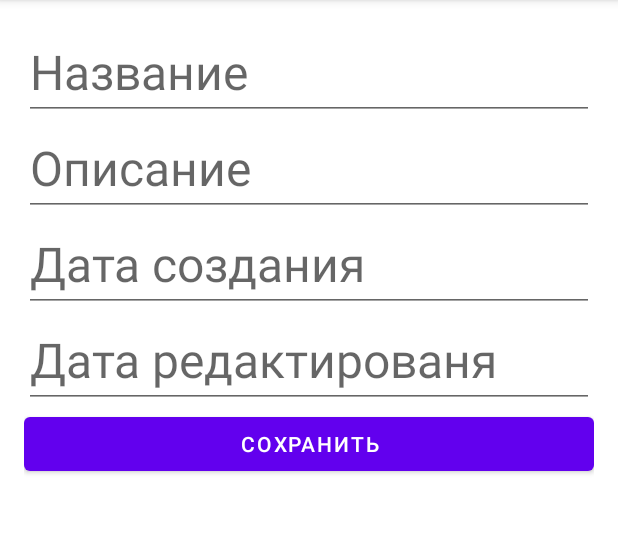
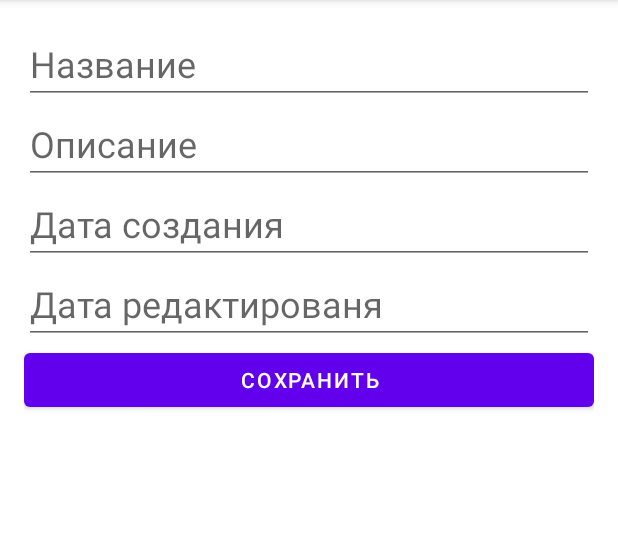
Before and after one commit to pfrost982/Notepad, an Android app: the fragment NoticeFragment placed in its activity, on a phone screen of 412 x 824 dp, the part 84-618 px from its top. Run offline under Robolectric (Android 15) with nearby library versions, the phone set to English and light mode, and no system bars.

Commit message:
Все готово

```diff
--- a/app/src/main/java/ru/gb/notepad/MainActivity.java
+++ b/app/src/main/java/ru/gb/notepad/MainActivity.java
@@ -2,35 +2,55 @@ package ru.gb.notepad;
 
 import androidx.appcompat.app.AppCompatActivity;
 
+import android.content.res.Configuration;
 import android.os.Bundle;
 
 public class MainActivity extends AppCompatActivity implements NoticeFragment.Controller, NoticeListFragment.Controller {
     private Notepad notepad;
+    private NoticeListFragment noticeListFragment;
+    private NoticeFragment noticeFragment;
 
     @Override
     protected void onCreate(Bundle savedInstanceState) {
         super.onCreate(savedInstanceState);
         setContentView(R.layout.activity_main);
         notepad = new Notepad();
-        notepad.addNotice(new Notice("111", "111"));
-        notepad.addNotice(new Notice("222", "222"));
-        notepad.addNotice(new Notice("333", "333"));
-        notepad.addNotice(new Notice("444", "444"));
-        notepad.addNotice(new Notice("555", "555"));
-
+        notepad.addNotice(new Notice("Магазин", "Купить морковку и картошку"));
+        notepad.addNotice(new Notice("Будильник", "Не забыть поставить будильник"));
+        notepad.addNotice(new Notice("Жена", "Не забыть позвонить жене"));
+        notepad.addNotice(new Notice("Ремонт", "Отремонтировать дверную ручку в детской"));
+        notepad.addNotice(new Notice("Уроки", "Дописать шестую домашнюю работу"));
+        noticeListFragment = NoticeListFragment.newInstance(notepad.getNoticeList());
         getSupportFragmentManager()
                 .beginTransaction()
-                .add(R.id.container, NoticeListFragment.newInstance(notepad.getNoticeList()))
+                .replace(R.id.container, noticeListFragment)
                 .commit();
     }
 
     @Override
     public void saveNotice(Notice notice, int noticeIndex) {
-
+        noticeListFragment = NoticeListFragment.newInstance(notepad.getNoticeList());
+        getSupportFragmentManager()
+                .beginTransaction()
+                .replace(R.id.container, noticeListFragment)
+                .commit();
     }
 
     @Override
     public void openNotice(Notice notice, int noticeIndex) {
-
+        boolean isLandscape = getResources().getConfiguration().orientation == Configuration.ORIENTATION_LANDSCAPE;
+        noticeFragment = NoticeFragment.newInstance(noticeIndex, notice.getTitle(),
+                notice.getDescription(), notice.getDateOfCreation(), notice.getDateOfEditing());
+        if (isLandscape) {
+            getSupportFragmentManager()
+                    .beginTransaction()
+                    .replace(R.id.detail_container, noticeFragment)
+                    .commit();
+        } else {
+            getSupportFragmentManager()
+                    .beginTransaction()
+                    .replace(R.id.container, noticeFragment)
+                    .commit();
+        }
     }
 }
--- a/app/src/main/java/ru/gb/notepad/NoticeFragment.java
+++ b/app/src/main/java/ru/gb/notepad/NoticeFragment.java
@@ -8,6 +8,8 @@ import androidx.fragment.app.Fragment;
 import android.view.LayoutInflater;
 import android.view.View;
 import android.view.ViewGroup;
+import android.widget.Button;
+import android.widget.EditText;
 
 public class NoticeFragment extends Fragment {
     private static final String ARG_NOTICE_INDEX = "noticeIndex";
@@ -21,6 +23,12 @@ public class NoticeFragment extends Fragment {
     private String description;
     private String dateOfCreation;
     private String dateOfEditing;
+
+    private EditText titleEt;
+    private EditText descriptionEt;
+    private EditText dateOfCreationEt;
+    private EditText dateOfEditingEt;
+    private Button saveBt;
 
     public NoticeFragment() {
     }
@@ -61,7 +69,28 @@ public class NoticeFragment extends Fragment {
     @Override
     public View onCreateView(LayoutInflater inflater, ViewGroup container,
                              Bundle savedInstanceState) {
-        return inflater.inflate(R.layout.fragment_notice, container, false);
+        return inflater.inflate(R.layout.fragment_notice, null);
+    }
+
+    @Override
+    public void onViewCreated(View view, Bundle savedInstanceState) {
+        super.onViewCreated(view, savedInstanceState);
+        titleEt = view.findViewById(R.id.title_edit_text);
+        descriptionEt = view.findViewById(R.id.description_edit_text);
+        dateOfCreationEt = view.findViewById(R.id.date_of_creation_edit_text);
+        dateOfEditingEt = view.findViewById(R.id.date_of_editing_edit_text);
+        saveBt = view.findViewById(R.id.save_button);
+        saveBt.setOnClickListener(v -> {
+            Controller controller = (Controller) getActivity();
+            controller.saveNotice(new Notice(titleEt.getText().toString(),
+                    descriptionEt.getText().toString()), noticeIndex);
+        });
+
+
+        titleEt.setText(title);
+        descriptionEt.setText(description);
+        dateOfCreationEt.setText(dateOfCreation);
+        dateOfEditingEt.setText(dateOfEditing);
     }
 
     public interface Controller {
--- a/app/src/main/java/ru/gb/notepad/NoticeListFragment.java
+++ b/app/src/main/java/ru/gb/notepad/NoticeListFragment.java
@@ -3,8 +3,6 @@ package ru.gb.notepad;
 import android.content.Context;
 import android.os.Bundle;
 
-import androidx.annotation.NonNull;
-import androidx.annotation.Nullable;
 import androidx.fragment.app.Fragment;
 
 import android.view.LayoutInflater;
@@ -12,6 +10,8 @@ import android.view.View;
 import android.view.ViewGroup;
 import android.widget.Button;
 import android.widget.LinearLayout;
+
+import com.google.android.material.button.MaterialButton;
 
 import java.util.ArrayList;
 
@@ -63,7 +63,7 @@ public class NoticeListFragment extends Fragment {
     }
 
     private void addNoticeToList(Notice notice, int index) {
-        Button button = new Button(getContext());
+        Button button = new MaterialButton(getContext());
         button.setText(notice.getTitle());
         button.setOnClickListener(v -> {
             ((Controller) getActivity()).openNotice(notice, index);
--- a/app/src/main/res/layout/activity_main.xml
+++ b/app/src/main/res/layout/activity_main.xml
@@ -7,6 +7,4 @@
     android:gravity="center"
     android:orientation="vertical"
     tools:context=".MainActivity">
-
-
 </FrameLayout>
--- a/app/src/main/res/layout/fragment_notice.xml
+++ b/app/src/main/res/layout/fragment_notice.xml
@@ -4,44 +4,43 @@
     android:layout_width="match_parent"
     android:layout_height="match_parent"
     android:orientation="vertical"
-    android:padding="16dp"
+    android:padding="@dimen/padding"
     tools:showIn=".MainActivity">
 
     <EditText
         android:id="@+id/title_edit_text"
         android:layout_width="match_parent"
         android:layout_height="wrap_content"
-        android:hint="Название"
+        android:hint="@string/title"
         android:singleLine="true"
-        android:textSize="32sp" />
+        android:textSize="@dimen/text_size" />
 
     <EditText
         android:id="@+id/description_edit_text"
         android:layout_width="match_parent"
         android:layout_height="wrap_content"
-        android:hint="Описание"
-        android:textSize="32sp" />
+        android:hint="@string/description"
+        android:textSize="@dimen/text_size" />
 
     <EditText
         android:id="@+id/date_of_creation_edit_text"
         android:layout_width="match_parent"
         android:layout_height="wrap_content"
-        android:hint="Дата создания"
+        android:hint="@string/date_creation"
         android:singleLine="true"
-        android:textSize="32sp" />
+        android:textSize="@dimen/text_size" />
 
     <EditText
         android:id="@+id/date_of_editing_edit_text"
         android:layout_width="match_parent"
         android:layout_height="wrap_content"
-        android:hint="Дата редактированя"
+        android:hint="@string/date_editing"
         android:singleLine="true"
-        android:textSize="32sp" />
+        android:textSize="@dimen/text_size" />
 
     <Button
         android:id="@+id/save_button"
         android:layout_width="match_parent"
         android:layout_height="wrap_content"
-        android:text="Сохранить" />
-
+        android:text="@string/save" />
 </LinearLayout>
--- a/app/src/main/res/layout/fragment_notice_list.xml
+++ b/app/src/main/res/layout/fragment_notice_list.xml
@@ -7,7 +7,6 @@
     android:gravity="center"
     android:orientation="vertical"
     android:background="@color/white"
+    android:padding="@dimen/padding"
     tools:context=".MainActivity">
-
-
 </LinearLayout>
--- /dev/null
+++ b/app/src/main/res/values/dimens.xml
@@ -0,0 +1,5 @@
+<?xml version="1.0" encoding="utf-8"?>
+<resources>
+    <dimen name="text_size">24sp</dimen>
+    <dimen name="padding">16dp</dimen>
+</resources>
--- a/app/src/main/res/values/strings.xml
+++ b/app/src/main/res/values/strings.xml
@@ -2,4 +2,9 @@
     <string name="app_name">Notepad</string>
     <!-- TODO: Remove or change this placeholder text -->
     <string name="hello_blank_fragment">Hello blank fragment</string>
+    <string name="save">Сохранить</string>
+    <string name="date_editing">Дата редактированя</string>
+    <string name="date_creation">Дата создания</string>
+    <string name="description">Описание</string>
+    <string name="title">Название</string>
 </resources>
```
